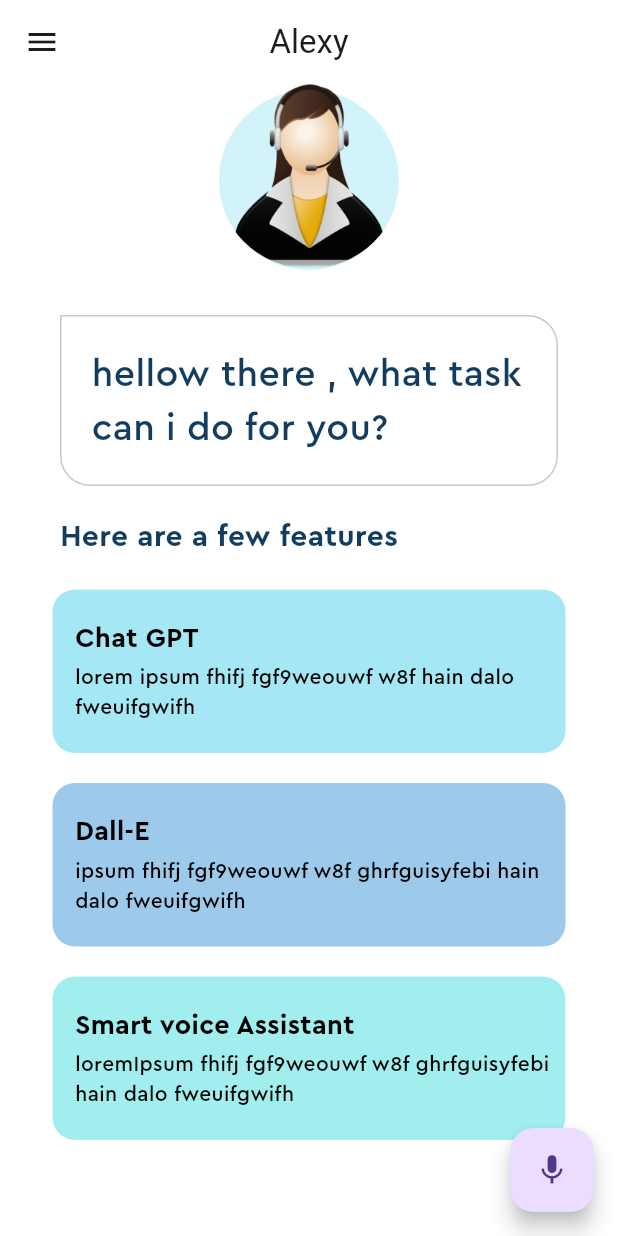
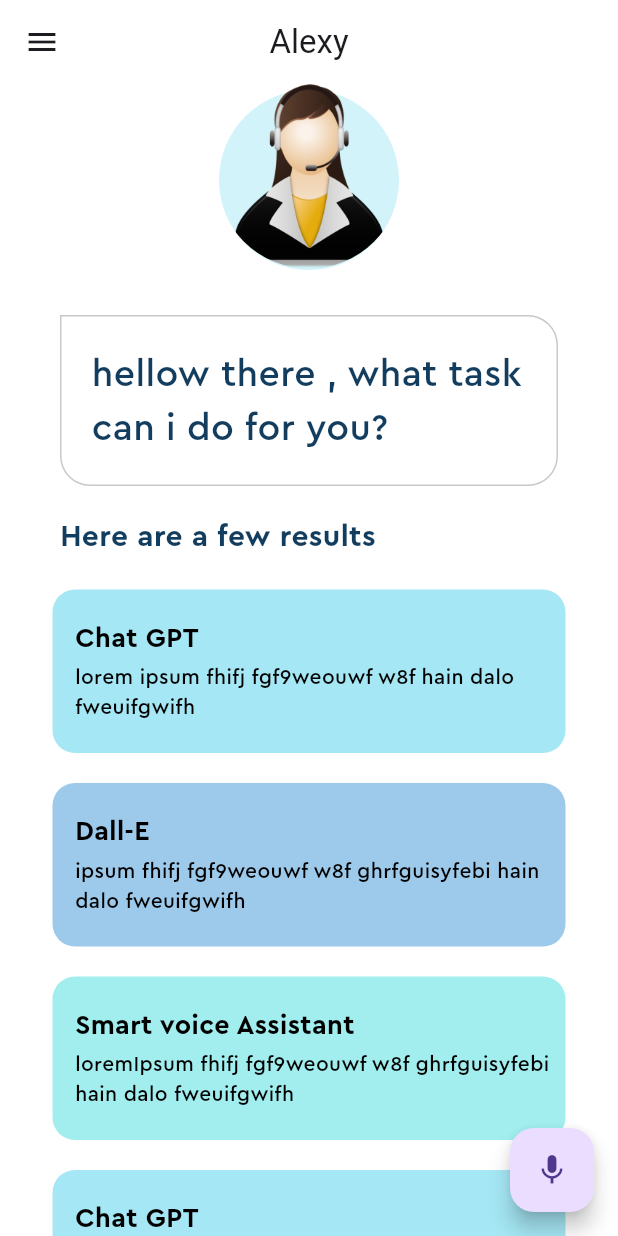
Before and after one commit to BIBINKB97/voice_assistant, a Flutter app: the screen it shows after launch, on a phone screen of 412 x 824 dp. Run offline on Flutter 3.47's test engine with Material 2 defaults, Android fonts, the phone set to English and light mode, and no system bars; our stand-ins replace speech_to_text; missing offline and left inert: dart:html.

Commit message:
added prermissions and speech to text function

```diff
--- a/lib/home_page/home_page.dart
+++ b/lib/home_page/home_page.dart
@@ -1,4 +1,7 @@
+import 'dart:html';
+
 import 'package:flutter/material.dart';
+import 'package:speech_to_text/speech_to_text.dart';
 import 'package:voice_assistant/feature_box.dart';
 import 'package:voice_assistant/pallet/pallete.dart';
 
@@ -10,6 +13,41 @@ class HomePage extends StatefulWidget {
 }
 
 class _HomePageState extends State<HomePage> {
+  SpeechToText speechToText = SpeechToText();
+  String lastWords = '';
+  @override
+  void initState() {
+    super.initState();
+    initSpeechToText();
+  }
+
+  Future<void> initSpeechToText() async {
+    await speechToText.initialize();
+    setState(() {});
+  }
+
+  void startListening() async {
+    await speechToText.listen(onResult: onSpeechResult);
+    setState(() {});
+  }
+
+  void stopListening() async {
+    await speechToText.stop();
+    setState(() {});
+  }
+
+  void onSpeechResult(SpeechRecognitionResult result) {
+    setState(() {
+      lastWords = result.recognizedWords;
+    });
+  }
+
+  @override
+  void dispose() {
+    super.dispose();
+    speechToText.stop();
+  }
+
   @override
   Widget build(BuildContext context) {
     return Scaffold(
@@ -18,7 +56,8 @@ class _HomePageState extends State<HomePage> {
         centerTitle: true,
         leading: Icon(Icons.menu),
       ),
-      body: Column(
+      body: SingleChildScrollView(
+        child: Column(
           children: [
             Stack(
               children: [
@@ -64,7 +103,7 @@ class _HomePageState extends State<HomePage> {
               padding: EdgeInsets.all(10),
               margin: EdgeInsets.only(top: 10, left: 30),
               child: Text(
-              'Here are a few features',
+                'Here are a few results',
                 style: TextStyle(
                     fontFamily: 'Cera Pro',
                     color: Pallete.mainFontColor,
@@ -90,11 +129,24 @@ class _HomePageState extends State<HomePage> {
                   'loremIpsum fhifj fgf9weouwf w8f ghrfguisyfebi hain dalo fweuifgwifh',
               headerText: 'Smart voice Assistant',
             ),
+            FeatureBox(
+              color: Pallete.firstSuggestionBoxColor,
+              descriptionText:
+                  'lorem ipsum fhifj fgf9weouwf w8f hain dalo fweuifgwifh',
+              headerText: 'Chat GPT',
+            ),
+            FeatureBox(
+              color: Pallete.secondSuggestionBoxColor,
+              descriptionText:
+                  'ipsum fhifj fgf9weouwf w8f ghrfguisyfebi hain dalo fweuifgwifh',
+              headerText: 'Dall-E',
+            ),
           ],
+        ),
       ),
       floatingActionButton: FloatingActionButton(
         onPressed: () {},
-        child: Icon(Icons.mic   ),
+        child: Icon(Icons.mic),
       ),
     );
   }
```
Also changed, not shown: pubspec.yaml (+4 -11 lines), pubspec.lock, 2 other files. Lines whose indentation alone changed are shown as unchanged.
